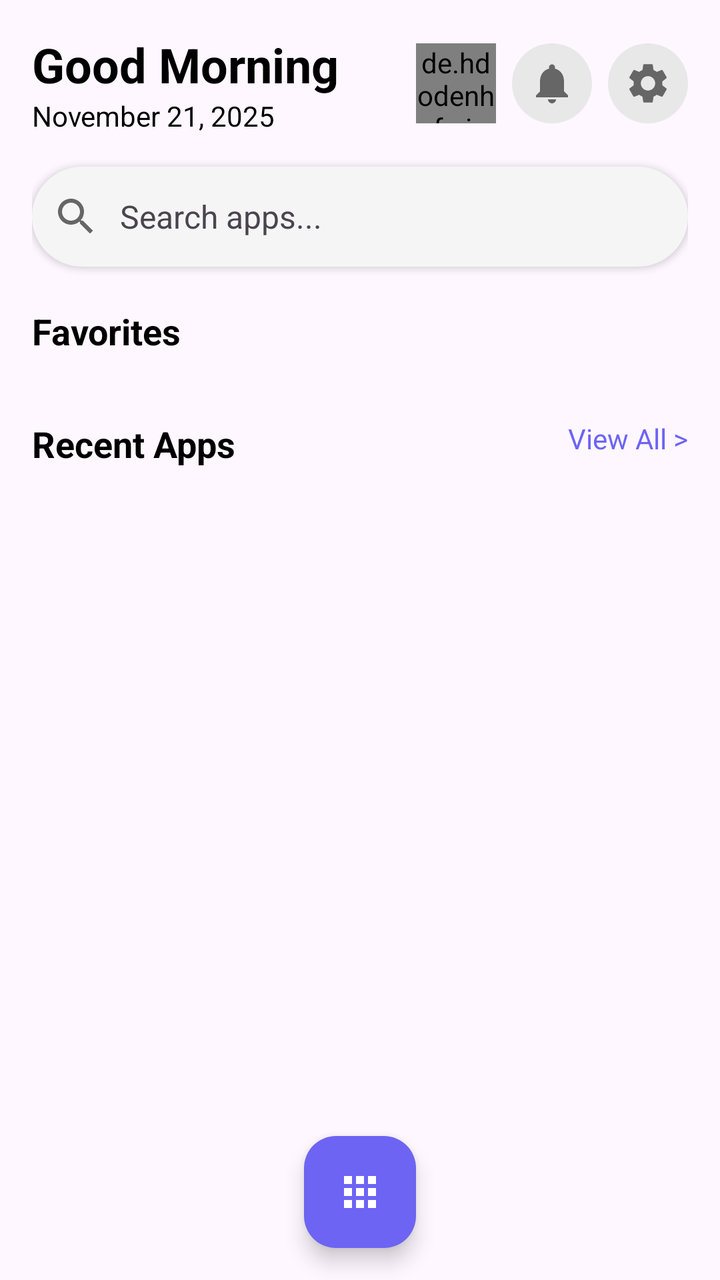
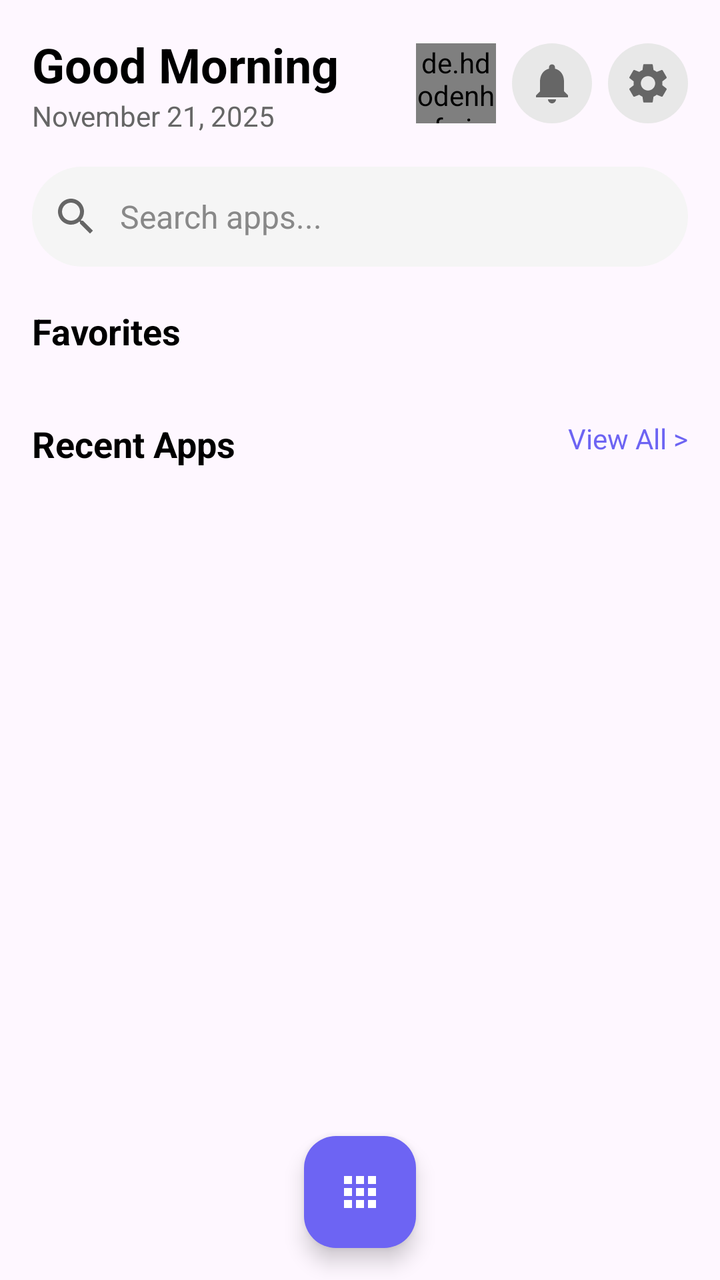

The first picture is an Android layout as it rendered before a commit; the second is the same layout after the commit. The layout source and the unified diff follow.
<!-- AndroidManifest.xml: application theme Theme.Axis -->
<!-- res/layout/activity_home.xml -->
<?xml version="1.0" encoding="utf-8"?>
<androidx.coordinatorlayout.widget.CoordinatorLayout 
    xmlns:android="http://schemas.android.com/apk/res/android"
    xmlns:app="http://schemas.android.com/apk/res-auto"
    android:layout_width="match_parent"
    android:layout_height="match_parent">

    
    <androidx.core.widget.NestedScrollView
        android:layout_width="match_parent"
        android:layout_height="match_parent"
        android:fillViewport="true">

        <LinearLayout
            android:layout_width="match_parent"
            android:layout_height="wrap_content"
            android:orientation="vertical"
            android:padding="16dp">

            
            <RelativeLayout
                android:layout_width="match_parent"
                android:layout_height="wrap_content"
                android:layout_marginBottom="16dp">

                <LinearLayout
                    android:layout_width="wrap_content"
                    android:layout_height="wrap_content"
                    android:orientation="vertical"
                    android:layout_alignParentStart="true"
                    android:layout_centerVertical="true"
                    android:layout_toStartOf="@+id/headerButtonsLayout"
                    android:layout_marginEnd="8dp">

                    <TextView
                        android:id="@+id/greetingText"
                        android:layout_width="wrap_content"
                        android:layout_height="wrap_content"
                        android:text="Good Morning"
                        android:textSize="24sp"
                        android:textColor="?android:attr/textColorPrimary"
                        android:textStyle="bold"
                        android:ellipsize="end"
                        android:maxLines="1"/>

                    <TextView
                        android:id="@+id/dateText"
                        android:layout_width="wrap_content"
                        android:layout_height="wrap_content"
                        android:text="November 21, 2025"
                        android:textSize="14sp"
                        android:textColor="?android:attr/textColorSecondary" />
                </LinearLayout>

                <LinearLayout
                    android:id="@+id/headerButtonsLayout"
                    android:layout_width="wrap_content"
                    android:layout_height="wrap_content"
                    android:orientation="horizontal"
                    android:layout_alignParentEnd="true"
                    android:layout_centerVertical="true">

                    <de.hdodenhof.circleimageview.CircleImageView
                        android:id="@+id/ivProfile"
                        android:layout_width="40dp"
                        android:layout_height="40dp"
                        android:src="@drawable/ic_person"
                        app:civ_border_width="1dp"
                        app:civ_border_color="#FFFFFF"
                        android:layout_marginEnd="8dp"/>

                    <ImageButton
                        android:id="@+id/btnNotifications"
                        android:layout_width="40dp"
                        android:layout_height="40dp"
                        android:src="@drawable/ic_placeholder_notification"
                        android:background="@drawable/icon_placeholder_bg"
                        android:contentDescription="Notifications"
                        android:layout_marginEnd="8dp"/>

                    <ImageButton
                        android:id="@+id/btnSettings"
                        android:layout_width="40dp"
                        android:layout_height="40dp"
                        android:src="@drawable/ic_placeholder_settings"
                        android:background="@drawable/icon_placeholder_bg"
                        android:contentDescription="Settings" />
                </LinearLayout>
            </RelativeLayout>

            
            <LinearLayout
                android:id="@+id/searchBar"
                android:layout_width="match_parent"
                android:layout_height="50dp"
                android:orientation="horizontal"
                android:background="@drawable/rounded_search_bg"
                android:elevation="2dp"
                android:padding="10dp"
                android:gravity="center_vertical"
                android:layout_marginBottom="20dp">

                <ImageView
                    android:layout_width="24dp"
                    android:layout_height="24dp"
                    android:src="@drawable/ic_placeholder_search"
                    android:contentDescription="Search"
                    android:layout_marginEnd="10dp"/>

                <TextView
                    android:layout_width="0dp"
                    android:layout_height="wrap_content"
                    android:layout_weight="1"
                    android:text="Search apps..."
                    android:textSize="16sp"
                    android:textColor="?android:attr/textColorTertiary"/>
            </LinearLayout>

            
            <TextView
                android:layout_width="wrap_content"
                android:layout_height="wrap_content"
                android:text="Favorites"
                android:textSize="18sp"
                android:textColor="?android:attr/textColorPrimary"
                android:textStyle="bold"
                android:layout_marginBottom="12dp"/>

            <androidx.recyclerview.widget.RecyclerView
                android:id="@+id/favoriteAppsRecycler"
                android:layout_width="match_parent"
                android:layout_height="wrap_content"
                android:layout_marginBottom="20dp"/>

            
            <RelativeLayout
                android:layout_width="match_parent"
                android:layout_height="wrap_content"
                android:layout_marginBottom="12dp">

                <TextView
                    android:layout_width="wrap_content"
                    android:layout_height="wrap_content"
                    android:text="Recent Apps"
                    android:textSize="18sp"
                    android:textColor="?android:attr/textColorPrimary"
                    android:textStyle="bold"
                    android:layout_alignParentStart="true"/>

                <TextView
                    android:id="@+id/viewAllApps"
                    android:layout_width="wrap_content"
                    android:layout_height="wrap_content"
                    android:text="View All >"
                    android:textSize="14sp"
                    android:textColor="#6D64F3"
                    android:layout_alignParentEnd="true"/>
            </RelativeLayout>

            <androidx.recyclerview.widget.RecyclerView
                android:id="@+id/recentAppsRecycler"
                android:layout_width="match_parent"
                android:layout_height="wrap_content"
                android:layout_marginBottom="20dp"/>

        </LinearLayout>
    </androidx.core.widget.NestedScrollView>

    
    <com.google.android.material.floatingactionbutton.FloatingActionButton
        android:id="@+id/fabAppDrawer"
        android:layout_width="wrap_content"
        android:layout_height="wrap_content"
        android:layout_gravity="bottom|center"
        android:layout_margin="16dp"
        android:src="@drawable/ic_placeholder_apps"
        app:tint="@android:color/white"
        app:backgroundTint="#6D64F3"
        android:contentDescription="App Drawer"/>

</androidx.coordinatorlayout.widget.CoordinatorLayout>
<!-- resources referenced by this layout -->
<resources>
  <!-- drawable ic_person (drawable) -->
  <?xml version="1.0" encoding="utf-8"?>
  <vector xmlns:android="http://schemas.android.com/apk/res/android"
      android:width="24dp"
      android:height="24dp"
      android:viewportWidth="24"
      android:viewportHeight="24">
      <path
          android:fillColor="#666666"
          android:pathData="M12,12c2.21,0 4,-1.79 4,-4s-1.79,-4 -4,-4 -4,1.79 -4,4 1.79,4 4,4zm0,2c-2.67,0 -8,1.34 -8,4v2h16v-2c0,-2.66 -5.33,-4 -8,-4z"/>
  </vector>
  <!-- drawable ic_placeholder_apps (drawable) -->
  <?xml version="1.0" encoding="utf-8"?>
  <vector xmlns:android="http://schemas.android.com/apk/res/android"
      android:width="24dp"
      android:height="24dp"
      android:viewportWidth="24"
      android:viewportHeight="24">
      <path
          android:fillColor="#888888"
          android:pathData="M4,8h4V4H4v4zM10,20h4v-4h-4v4zM4,20h4v-4H4v4zM4,14h4v-4H4v4zM10,14h4v-4h-4v4zM16,4v4h4V4h-4zM10,8h4V4h-4v4zM16,14h4v-4h-4v4zM16,20h4v-4h-4v4z"/>
  </vector>
  <!-- drawable ic_placeholder_notification (drawable) -->
  <?xml version="1.0" encoding="utf-8"?>
  <vector xmlns:android="http://schemas.android.com/apk/res/android"
      android:width="24dp"
      android:height="24dp"
      android:viewportWidth="24"
      android:viewportHeight="24">
      <path
          android:fillColor="#666666"
          android:pathData="M12,22c1.1,0 2,-0.9 2,-2h-4c0,1.1 0.9,2 2,2zM18,16v-5c0,-3.07 -1.63,-5.64 -4.5,-6.32V4c0,-0.83 -0.67,-1.5 -1.5,-1.5s-1.5,0.67 -1.5,1.5v0.68C7.64,5.36 6,7.92 6,11v5l-2,2v1h16v-1l-2,-2z"/>
  </vector>
  <!-- drawable ic_placeholder_search (drawable) -->
  <?xml version="1.0" encoding="utf-8"?>
  <vector xmlns:android="http://schemas.android.com/apk/res/android"
      android:width="24dp"
      android:height="24dp"
      android:viewportWidth="24"
      android:viewportHeight="24">
      <path
          android:fillColor="#666666"
          android:pathData="M15.5,14h-0.79l-0.28,-0.27C15.41,12.59 16,11.11 16,9.5 16,5.91 13.09,3 9.5,3S3,5.91 3,9.5 5.91,16 9.5,16c1.61,0 3.09,-0.59 4.23,-1.57l0.27,0.28v0.79l5,4.99L20.49,19l-4.99,-5zM9.5,14C7.01,14 5,11.99 5,9.5S7.01,5 9.5,5 14,7.01 14,9.5 11.99,14 9.5,14z"/>
  </vector>
  <!-- drawable icon_placeholder_bg (drawable) -->
  <?xml version="1.0" encoding="utf-8"?>
  <shape xmlns:android="http://schemas.android.com/apk/res/android"
      android:shape="oval">
      <solid android:color="#E8E8E8" />
  </shape>
  <!-- drawable rounded_search_bg (drawable) -->
  <?xml version="1.0" encoding="utf-8"?>
  <shape xmlns:android="http://schemas.android.com/apk/res/android"
      android:shape="rectangle">
      <solid android:color="#F5F5F5" />
      <corners android:radius="25dp" />
      <padding
          android:left="15dp"
          android:right="15dp"
          android:top="10dp"
          android:bottom="10dp" />
  </shape>
  <style name="Theme.Axis" parent="Base.Theme.Axis" />
  <style name="Base.Theme.Axis" parent="Theme.Material3.DayNight.NoActionBar">
          
          <item name="android:textColorPrimary">#000000</item>
          <item name="android:textColorSecondary">#000000</item>
          <item name="android:textColor">#000000</item>
      </style>
  <!-- unchanged entries left out for length: 1 -->
</resources>

<!-- the commit's change to res/layout/activity_home.xml (unified diff, before → after) -->
@@ -38,7 +38,7 @@
                         android:layout_height="wrap_content"
                         android:text="Good Morning"
                         android:textSize="24sp"
-                        android:textColor="?android:attr/textColorPrimary"
+                        android:textColor="#000000"
                         android:textStyle="bold"
                         android:ellipsize="end"
                         android:maxLines="1"/>
@@ -49,7 +49,7 @@
                         android:layout_height="wrap_content"
                         android:text="November 21, 2025"
                         android:textSize="14sp"
-                        android:textColor="?android:attr/textColorSecondary" />
+                        android:textColor="#666666" />
                 </LinearLayout>
 
                 <LinearLayout
@@ -95,7 +95,6 @@
                 android:layout_height="50dp"
                 android:orientation="horizontal"
                 android:background="@drawable/rounded_search_bg"
-                android:elevation="2dp"
                 android:padding="10dp"
                 android:gravity="center_vertical"
                 android:layout_marginBottom="20dp">
@@ -113,7 +112,7 @@
                     android:layout_weight="1"
                     android:text="Search apps..."
                     android:textSize="16sp"
-                    android:textColor="?android:attr/textColorTertiary"/>
+                    android:textColor="#888888"/>
             </LinearLayout>
 
             
@@ -122,7 +121,7 @@
                 android:layout_height="wrap_content"
                 android:text="Favorites"
                 android:textSize="18sp"
-                android:textColor="?android:attr/textColorPrimary"
+                android:textColor="#000000"
                 android:textStyle="bold"
                 android:layout_marginBottom="12dp"/>
 
@@ -143,7 +142,7 @@
                     android:layout_height="wrap_content"
                     android:text="Recent Apps"
                     android:textSize="18sp"
-                    android:textColor="?android:attr/textColorPrimary"
+                    android:textColor="#000000"
                     android:textStyle="bold"
                     android:layout_alignParentStart="true"/>
 
<!-- resource entries referenced after the edit -->
@@ -65,9 +65,7 @@
   <style name="Theme.Axis" parent="Base.Theme.Axis" />
   <style name="Base.Theme.Axis" parent="Theme.Material3.DayNight.NoActionBar">
           
-          <item name="android:textColorPrimary">#000000</item>
-          <item name="android:textColorSecondary">#000000</item>
-          <item name="android:textColor">#000000</item>
+          
       </style>
   <!-- unchanged entries left out for length: 1 -->
 </resources>
